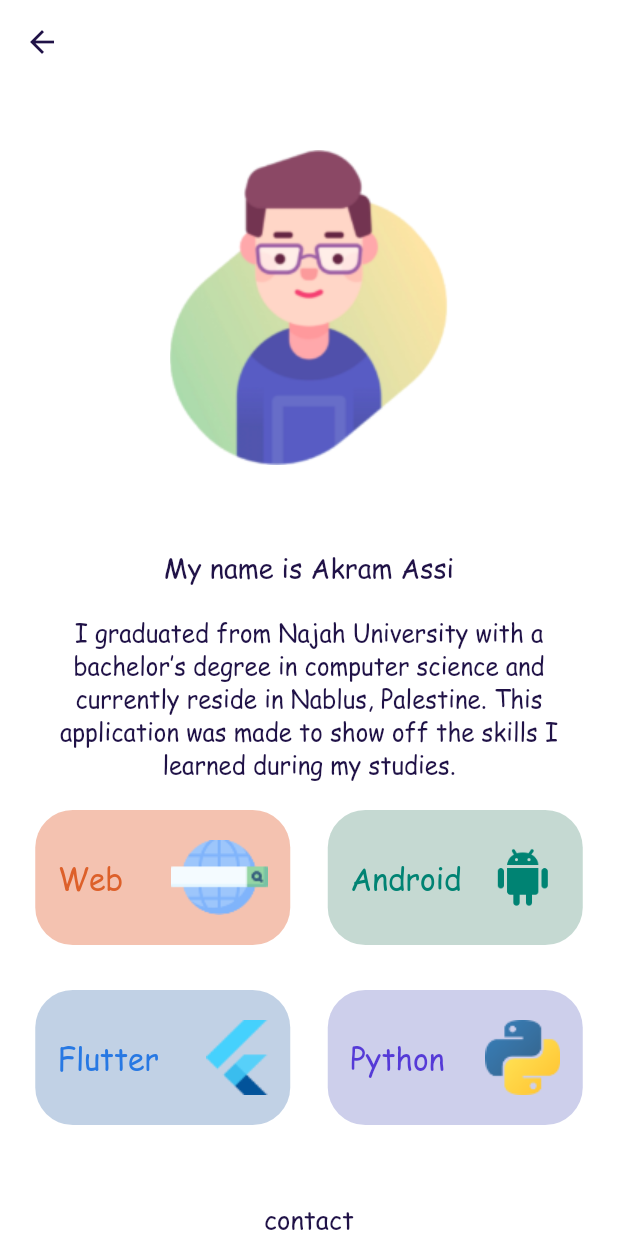
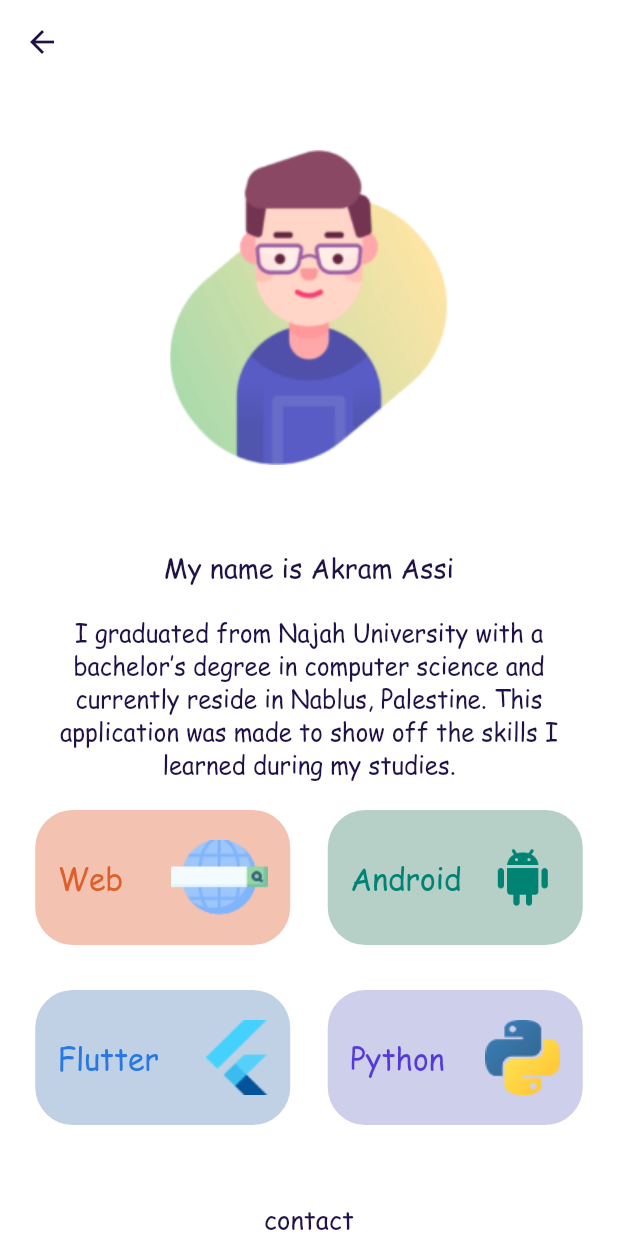
Before and after one commit to akramAssi/portfolio, a Flutter app: the ProfilePage screen opened directly, on a phone screen of 412 x 824 dp. Run offline on Flutter 3.47's test engine with Material 2 defaults, Android fonts, the phone set to English and light mode, and no system bars; our stand-ins replace carousel_slider, youtube_player_iframe; missing offline and left inert: animated_text, flutter_sequence_animation; network calls fail.

Commit message:
update color
add  Dairy Cream , change opacity

```diff
--- a/portfolio/lib/res/color.dart
+++ b/portfolio/lib/res/color.dart
@@ -14,11 +14,14 @@ class AppColor {
   static Color lavenderBlueBackground = Color(0XCCC0C3E6);
   static Color lavenderBlueFontcolor = Color(0XFF553AD7);
   //   Deep Champagne
-  static Color deepChampagneBackground = Color(0XCCF9D38A);
+  static Color deepChampagneBackground = Color(0XFFF9D38A);
   static Color deepChampagneFontcolor = Color(0XFFDD9D17);
   //   Opal  Blue
-  static Color opalBackground = Color(0XCCB6D0C7);
+  static Color opalBackground = Color(0XFFB6D0C7);
   static Color opalFontcolor = Color(0XFF008373);
+  //   Dairy Cream
+  static Color dairyCreamBackground = Color(0XFFFAD8BE);
+  static Color dairyCreamFontcolor = Color(0XFFFC6E60);
   //   background
   static Color background = Colors.white;
   static Color fontColor = Color(0XFF201247);
```
